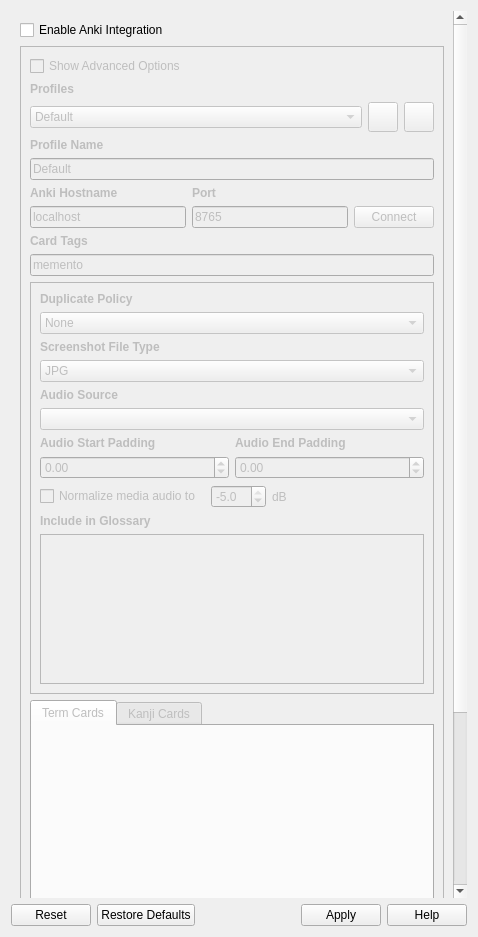
First picture: the form in src/gui/widgets/settings/ankisettings.ui, repository ripose-jp/Memento, before the edit.
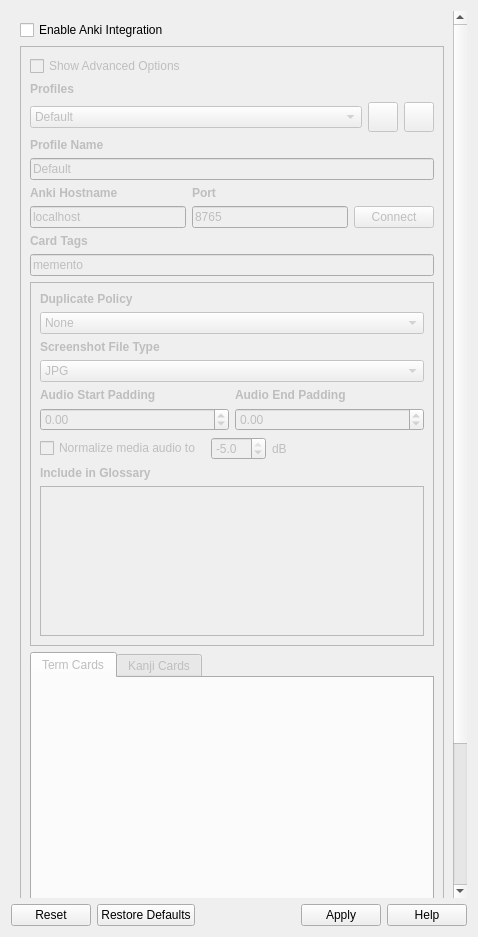
Second picture: the form after the edit. Custom widgets are drawn as their Qt base class.

Commit message: audiosourcesettings: adds support for yomichan-style json sources

The edit to the form file:
```diff
--- a/src/gui/widgets/settings/ankisettings.ui
+++ b/src/gui/widgets/settings/ankisettings.ui
@@ -34,7 +34,7 @@
         <x>0</x>
         <y>0</y>
         <width>445</width>
-        <height>1304</height>
+        <height>1234</height>
        </rect>
       </property>
       <layout class="QVBoxLayout" name="verticalLayout_4">
@@ -354,22 +354,6 @@
                </item>
               </widget>
              </item>
-             <item>
-              <widget class="QLabel" name="labelAudioSource">
-               <property name="font">
-                <font>
-                 <weight>75</weight>
-                 <bold>true</bold>
-                </font>
-               </property>
-               <property name="text">
-                <string>Audio Source</string>
-               </property>
-              </widget>
-             </item>
-             <item>
-              <widget class="ScrollComboBox" name="comboBoxAudioSrc"/>
-             </item>
              <item>
               <layout class="QGridLayout" name="layoutAudioPadding">
                <item row="0" column="1">
```
The commit also changes 14 other files.
